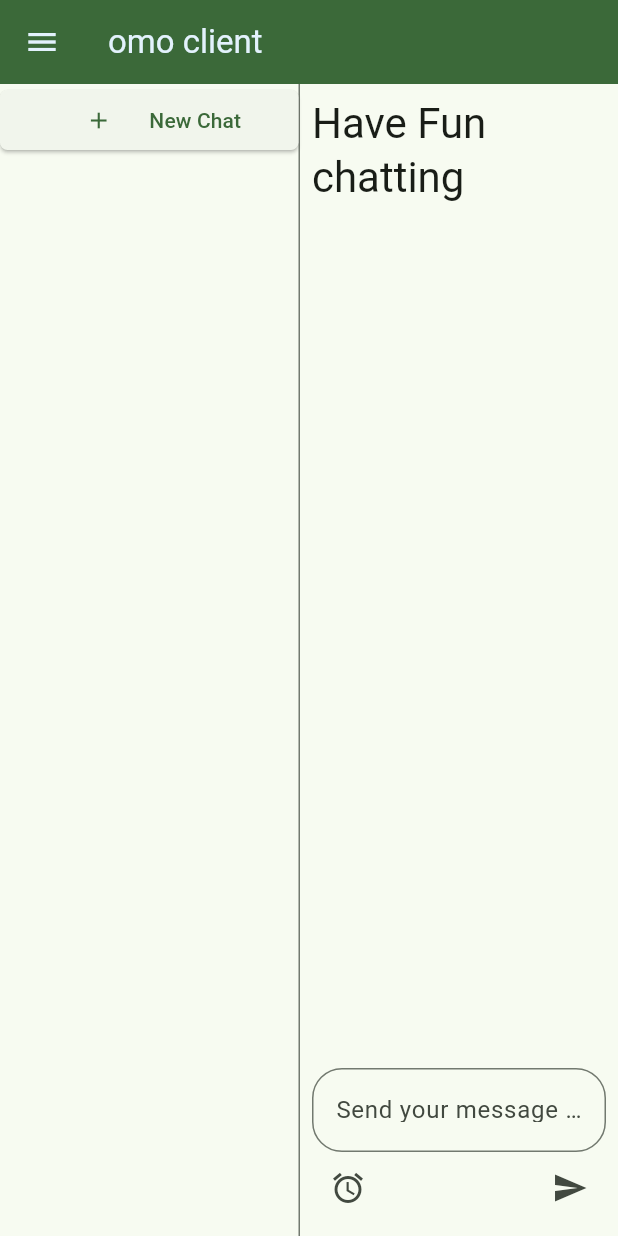
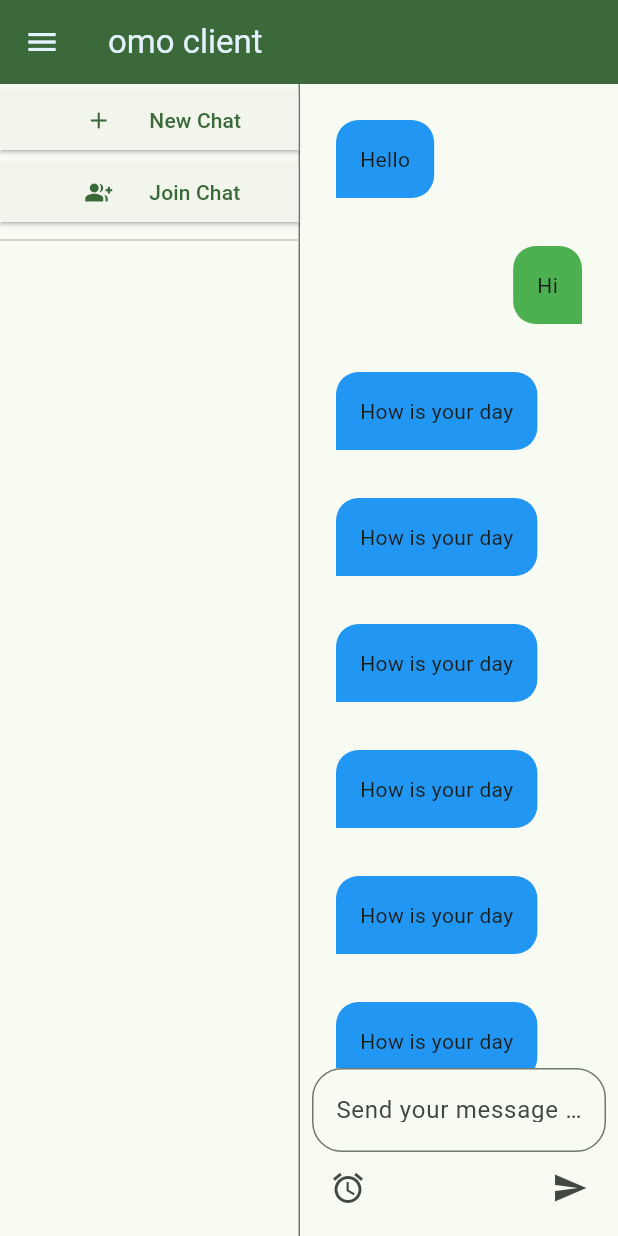
Before and after one commit to epicseven-cup/omo, a Flutter app: the screen it shows after launch, after a tap on the "menu" icon, on a phone screen of 412 x 824 dp. Run offline on Flutter 3.47's test engine with Material 3 defaults, Android fonts, the phone set to English and light mode, and no system bars.

Commit message:
added chat bubble into the chat ui

```diff
--- a/omo_client/lib/common/screens/home_screen.dart
+++ b/omo_client/lib/common/screens/home_screen.dart
@@ -1,5 +1,6 @@
 import 'package:flutter/foundation.dart';
 import 'package:flutter/material.dart';
+import 'package:omo_client/common/widgets/ChatDisplay.dart';
 
 import '../widgets/NavigationMenu.dart';
 import '../widgets/NavigationMenuItem.dart';
@@ -29,12 +30,7 @@ class _HomeScreenState extends State<HomeScreen> {
               padding: EdgeInsets.all(8.0),
               child: Column(
                 children: <Widget>[
-                  Expanded(
-                    child: Text(
-                      'Have Fun chatting',
-                      style: Theme.of(context).textTheme.headlineMedium,
-                    ),
-                  ),
+                  Expanded(child: ChatDisplay()),
                   SafeArea(
                     child: Column(
                       children: [
@@ -70,10 +66,27 @@ class _HomeScreenState extends State<HomeScreen> {
       duration: Duration(milliseconds: 500),
       title: "omo client",
       menuItems: [
-        ElevatedButton(
+            ElevatedButton(
+              style: ElevatedButton.styleFrom(
+                shape: RoundedRectangleBorder(
+                  // borderRadius: BorderRadius.circular(5.0),
+                ),
+              ),
+              onPressed: () {
+                if (kDebugMode) {
+                  print("Button Clicked");
+                }
+              },
+              child: NavigationMenuItem(
+                icon: Icon(Icons.add),
+                title: "New Chat",
+              ),
+        ),
+
+            ElevatedButton(
           style: ElevatedButton.styleFrom(
             shape: RoundedRectangleBorder(
-              borderRadius: BorderRadius.circular(5.0),
+              // borderRadius: BorderRadius.circular(5.0),
             ),
           ),
           onPressed: () {
@@ -81,8 +94,13 @@ class _HomeScreenState extends State<HomeScreen> {
               print("Button Clicked");
             }
           },
-          child: NavigationMenuItem(icon: Icon(Icons.add), title: "New Chat"),
+          child: NavigationMenuItem(
+            icon: Icon(Icons.group_add),
+            title: "Join Chat",
+          ),
         ),
+
+        Divider(),
       ],
     );
   }
--- a/omo_client/lib/common/widgets/ChatDisplay.dart
+++ b/omo_client/lib/common/widgets/ChatDisplay.dart
@@ -1,27 +1,60 @@
 import 'package:flutter/material.dart';
 import 'package:omo_client/common/screens/home_screen.dart';
+import 'package:omo_client/common/widgets/ChatMessageBubble.dart';
 
 class ChatDisplay extends StatefulWidget {
   const ChatDisplay({super.key, });
 
-  State<StatefulWidget> createState() {
-    // TODO: implement createState
-    throw UnimplementedError();
-  }
+  @override
+  State<StatefulWidget> createState() => _ChatDisplayState();
 }
 
 
-class _ChatDisplay extends State<ChatDisplay> {
+class _ChatDisplayState extends State<ChatDisplay> {
+  final List<Widget> messages = [
+    ChatMessageBubble(message: "Hello", isSender: false, color: Colors.blue),
+    ChatMessageBubble(message: "Hi", isSender: true, color: Colors.green),
+    ChatMessageBubble(message: "How is your day", isSender: false, color: Colors.blue),
+    ChatMessageBubble(message: "How is your day", isSender: false, color: Colors.blue),
+    ChatMessageBubble(message: "How is your day", isSender: false, color: Colors.blue),
+    ChatMessageBubble(message: "How is your day", isSender: false, color: Colors.blue),
+    ChatMessageBubble(message: "How is your day", isSender: false, color: Colors.blue),
+    ChatMessageBubble(message: "How is your day", isSender: false, color: Colors.blue),
+    ChatMessageBubble(message: "How is your day", isSender: false, color: Colors.blue),
+    ChatMessageBubble(message: "How is your day", isSender: false, color: Colors.blue),
+    ChatMessageBubble(message: "How is your day", isSender: false, color: Colors.blue),
+    ChatMessageBubble(message: "How is your day", isSender: false, color: Colors.blue),
+    ChatMessageBubble(message: "How is your day", isSender: false, color: Colors.blue),
+    ChatMessageBubble(message: "How is your day", isSender: false, color: Colors.blue),
+    ChatMessageBubble(message: "How is your day", isSender: false, color: Colors.blue),
+    ChatMessageBubble(message: "How is your day", isSender: false, color: Colors.blue),
+    ChatMessageBubble(message: "How is your day", isSender: false, color: Colors.blue),
+    ChatMessageBubble(message: "How is your day", isSender: false, color: Colors.blue),
+    ChatMessageBubble(message: "How is your day", isSender: false, color: Colors.blue),
+    ChatMessageBubble(message: "How is your day", isSender: false, color: Colors.blue),
+    ChatMessageBubble(message: "How is your day", isSender: false, color: Colors.blue),
+    ChatMessageBubble(message: "How is your day", isSender: false, color: Colors.blue),
+    ChatMessageBubble(message: "How is your day", isSender: false, color: Colors.blue),
+    ChatMessageBubble(message: "How is your day", isSender: false, color: Colors.blue),
+    ChatMessageBubble(message: "How is your day", isSender: false, color: Colors.blue),
+    ChatMessageBubble(message: "How is your day", isSender: false, color: Colors.blue),
+    ChatMessageBubble(message: "How is your day", isSender: false, color: Colors.blue),
+    ChatMessageBubble(message: "How is your day", isSender: false, color: Colors.blue),
+    ChatMessageBubble(message: "How is your day", isSender: false, color: Colors.blue),
+    ChatMessageBubble(message: "How is your day", isSender: false, color: Colors.blue),
+    ChatMessageBubble(message: "How is your day", isSender: false, color: Colors.blue),
+  ];
+
+
   @override
   Widget build(BuildContext context) {
     // TODO: implement build
     return Expanded(
-        child: Row(
-          // Messages will be render here
-          children: [
-
-          ],
-        )
+        child: ListView.builder(
+            itemCount: messages.length,
+            itemBuilder: (context, index){
+            return messages[index];
+          })
     );
   }
 }
--- a/omo_client/lib/common/widgets/ChatMessageBubble.dart
+++ b/omo_client/lib/common/widgets/ChatMessageBubble.dart
@@ -1,12 +1,11 @@
 import 'package:flutter/material.dart';
 
 class ChatMessageBubble extends StatelessWidget {
-  const ChatMessageBubble(
-      {
+  const ChatMessageBubble({
     super.key,
     required this.message,
     required this.isSender,
-        required this.color
+    required this.color,
   });
 
   final String message;
@@ -15,15 +14,30 @@ class ChatMessageBubble extends StatelessWidget {
 
   @override
   Widget build(BuildContext context) {
-    return Container(
+    return Padding(
+      padding: EdgeInsets.all(16.0),
+      child: Row(
+        mainAxisAlignment: isSender
+            ? MainAxisAlignment.end
+            : MainAxisAlignment.start,
+        children: [
+          Flexible(
+            child: Container(
               decoration: BoxDecoration(
                 color: color,
                 borderRadius: BorderRadius.only(
+                  topLeft: Radius.circular(15),
+                  topRight: Radius.circular(15),
                   bottomLeft: isSender ? Radius.circular(15) : Radius.zero,
-            bottomRight: isSender ? Radius.circular(15) : Radius.zero
-        )
+                  bottomRight: isSender ? Radius.zero : Radius.circular(15),
                 ),
+              ),
+              padding: EdgeInsets.all(16.0),
               child: Text(message),
+            ),
+          ),
+        ],
+      ),
     );
   }
 }
```
Lines whose indentation alone changed are shown as unchanged.
